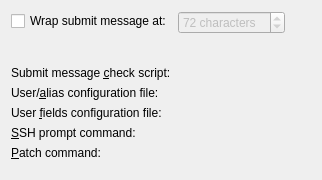
The window that src/plugins/vcsbase/commonsettingspage.ui (qt-creator/qt-creator) describes before a commit, drawn with Qt 5.
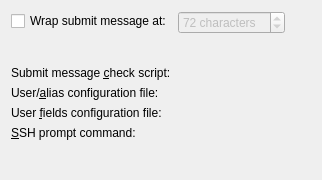
The same window after the commit. Custom widgets are drawn as their Qt base class.

Commit message:
Move patch command out of VcsPlugin
It will be needed soon inside DiffEditor plugin.
Move "Patch command" setting out of Version Control | General
into Environment | General | System.

Introduce PatchTool class, which hold the patch command
setting and a method for applying patches (runPatch() - moved
from VcsBasePlugin).

```diff
--- a/src/plugins/vcsbase/commonsettingspage.ui
+++ b/src/plugins/vcsbase/commonsettingspage.ui
@@ -119,19 +119,6 @@
    <item row="5" column="1">
     <widget class="Utils::PathChooser" name="sshPromptChooser" native="true"/>
    </item>
-   <item row="6" column="0">
-    <widget class="QLabel" name="patchCommandLabel">
-     <property name="text">
-      <string>&amp;Patch command:</string>
-     </property>
-     <property name="buddy">
-      <cstring>patchChooser</cstring>
-     </property>
-    </widget>
-   </item>
-   <item row="6" column="1">
-    <widget class="Utils::PathChooser" name="patchChooser" native="true"/>
-   </item>
   </layout>
  </widget>
  <customwidgets>
```
The commit also changes 13 other files.
